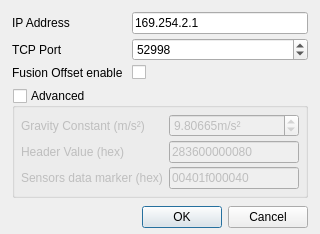
Above: tracker-xreal-one/tracker_xreal_one_controls.ui from opentrack/opentrack before the change. Below: the same form after it.
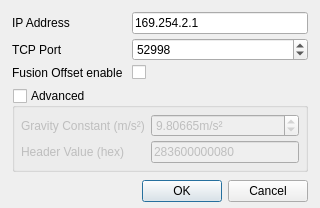
That is the form after the change. Icons and pictures are not drawn.

Commit message: tracker/xreal-one: tell IMU frames apart by their flags field

Patch:
```diff
--- a/tracker-xreal-one/tracker_xreal_one_controls.ui
+++ b/tracker-xreal-one/tracker_xreal_one_controls.ui
@@ -224,23 +224,6 @@
                 </property>
               </widget>
             </item>
-            <item row="2" column="0">
-              <widget class="QLabel" name="label_data_type_value">
-                <property name="text">
-                  <string>Sensors data marker (hex)</string>
-                </property>
-              </widget>
-            </item>
-            <item row="2" column="1">
-              <widget class="QLineEdit" name="lineEditDataTypeValue">
-                <property name="text">
-                  <string>00401f000040</string>
-                </property>
-                <property name="placeholderText">
-                  <string>00401f000040</string>
-                </property>
-              </widget>
-            </item>
           </layout>
         </widget>
       </item>
```
The commit also changes 9 other files.
